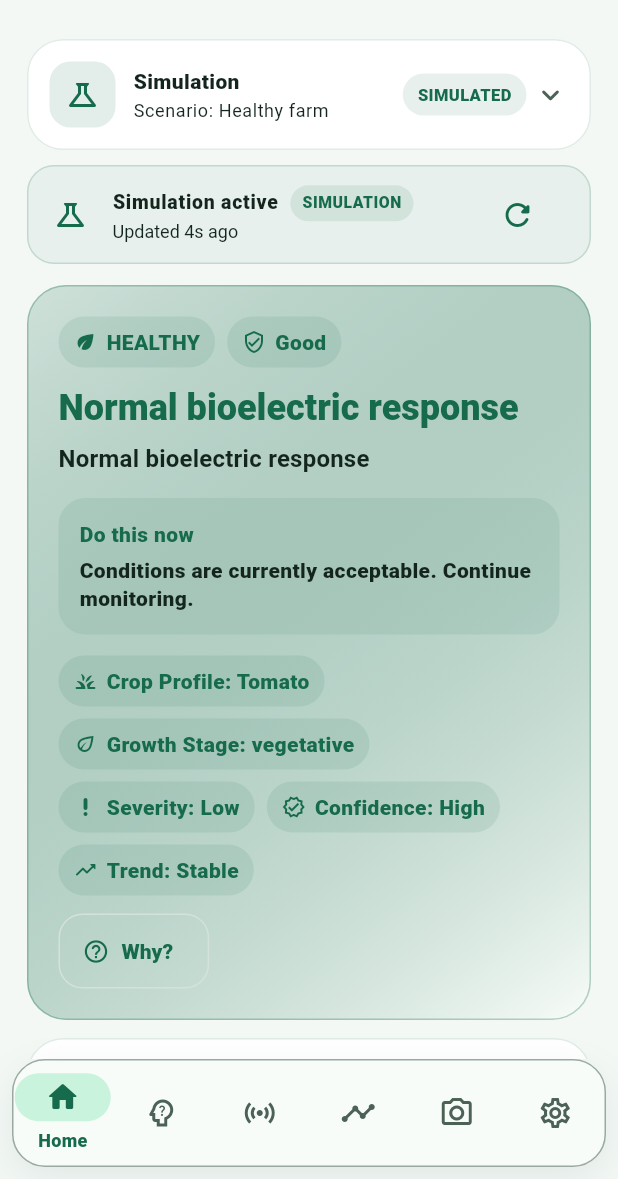
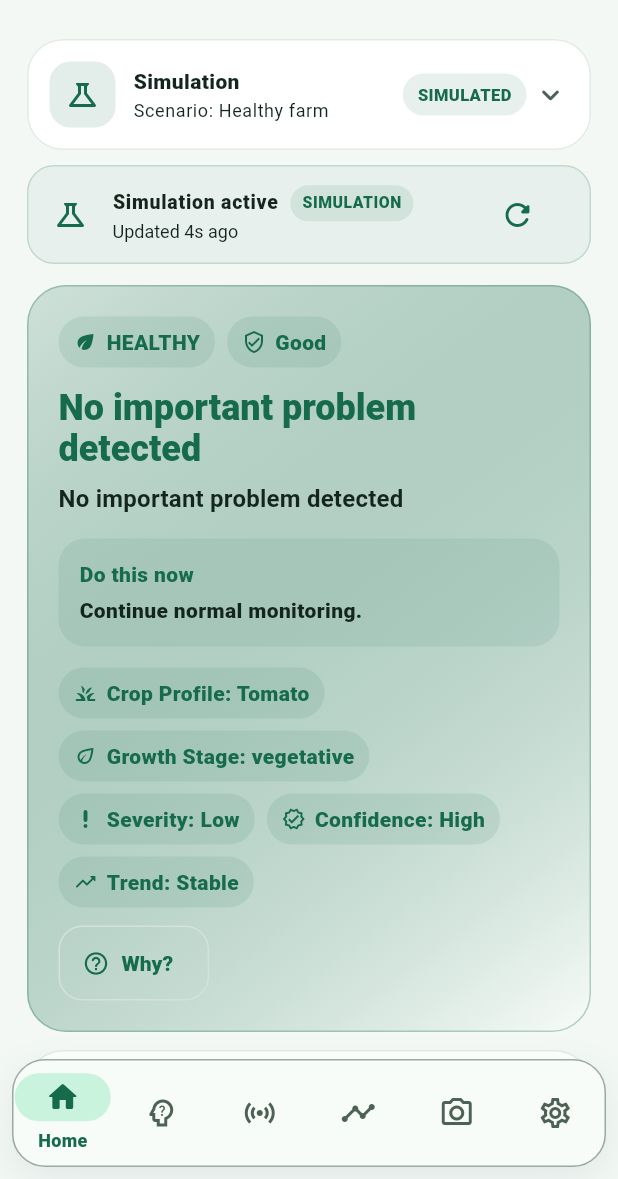
Before and after one commit to Harjeet8/VayPulse, a Flutter app: the screen it shows after launch, on a phone screen of 412 x 824 dp, the part 57-1236 px from its top. Run offline on Flutter 3.47's test engine with Material 3 defaults, Android fonts, the phone set to English and light mode, and no system bars; our stand-ins replace fl_chart, flutter_tts, geolocator, image_picker, shared_preferences; network calls fail.

Commit message:
Integrate final calibre and simulation upgrade

```diff
--- a/lib/screens/live_node_home_screen.dart
+++ b/lib/screens/live_node_home_screen.dart
@@ -12,6 +12,7 @@ import '../services/farmer_language.dart';
 import '../services/sensor_data_provider.dart';
 import '../widgets/data_source_card.dart';
 import '../widgets/biotic_stress_card.dart';
+import '../widgets/calibre_upgrade_panels.dart';
 import '../widgets/competition_intelligence_panels.dart';
 import '../widgets/page_frame.dart';
 import 'judge_view_screen.dart';
@@ -153,6 +154,15 @@ class LiveNodeHomeScreen extends StatelessWidget {
               _WhatChangedCard(edge: edge),
               const SizedBox(height: 12),
               CompetitionIntelligencePanels(
+                current: reading,
+                history: sensors.historyFor(reading.nodeId),
+                edge: edge,
+                telemetry: telemetry,
+                live: live,
+                connectionStatus: sensors.connectionStatus,
+              ),
+              const SizedBox(height: 12),
+              CalibreUpgradePanels(
                 current: reading,
                 history: sensors.historyFor(reading.nodeId),
                 edge: edge,
--- a/lib/simulation/simulated_sensor_provider.dart
+++ b/lib/simulation/simulated_sensor_provider.dart
@@ -2,11 +2,13 @@ import 'dart:async';
 import 'dart:math';
 
 import '../models/edge_intelligence.dart';
+import '../models/hardware_telemetry.dart';
 import '../models/sensor_node.dart';
 import '../models/sensor_reading.dart';
 import '../services/health_analysis_engine.dart';
 import '../services/sensor_data_provider.dart';
 import 'demo_mode.dart';
+import 'simulation_intelligence_v2.dart';
 
 class SimulationSensorProvider extends SensorDataProvider {
   final _controller = StreamController<SensorReading>.broadcast();
@@ -119,274 +121,28 @@ class SimulationSensorProvider extends SensorDataProvider {
     final history = _history[_selectedNodeId] ?? const <SensorReading>[];
     final crop = _selectedNodeId.startsWith('node-rice') ? 'Rice' : 'Tomato';
     final stage = _selectedNodeId.startsWith('node-rice') ? 'tillering' : 'vegetative';
-    final soilTrend = _trend(
-      history.length >= 2 ? history[history.length - 2].soilMoisture : reading.soilMoisture,
-      reading.soilMoisture,
+    return SimulationIntelligenceV2.build(
+      reading: reading,
+      history: history,
+      mode: _mode,
+      crop: crop,
+      growthStage: stage,
     );
-    final rootTrend = reading.soilTemperatureAvailable &&
-            reading.soilTemperature != null &&
-            history.length >= 2 &&
-            history[history.length - 2].soilTemperature != null
-        ? _trend(history[history.length - 2].soilTemperature!, reading.soilTemperature!)
-        : 'STABLE';
+  }
 
-    final cause = switch (_mode) {
-      DemoMode.dry => const RootCauseAnalysis(
-          primary: 'Root-zone moisture is low',
-          secondary: 'Soil moisture is falling',
-        ),
-      DemoMode.overwatered => const RootCauseAnalysis(
-          primary: 'Root-zone moisture is very high',
-          secondary: 'Leaves have remained wet',
-        ),
-      DemoMode.heatStress => const RootCauseAnalysis(
-          primary: 'Air temperature is high',
-          secondary: 'Water demand is increasing',
-        ),
-      DemoMode.critical => const RootCauseAnalysis(
-          primary: 'Heat and low soil moisture are occurring together',
-          secondary: 'Plant signal has moved away from its baseline',
-        ),
-      DemoMode.lowLight => const RootCauseAnalysis(primary: 'Light is low'),
-      DemoMode.sensorFault => const RootCauseAnalysis(
-          primary: 'Some sensor information is unavailable',
-        ),
-      _ => const RootCauseAnalysis(),
-    };
-
-    final recommendation = switch (_mode) {
-      DemoMode.dry => 'Check root-zone moisture and consider irrigation.',
-      DemoMode.overwatered => 'Avoid watering now and check drainage.',
-      DemoMode.heatStress => 'Reduce avoidable heat exposure and keep monitoring root-zone moisture.',
-      DemoMode.critical => 'Inspect the root zone now and reduce heat stress where practical.',
-      DemoMode.lowLight => 'Check shade or covering before changing field practice.',
-      DemoMode.sensorFault => 'Check the unavailable sensor while environmental monitoring continues.',
-      _ => 'Conditions are currently acceptable. Continue monitoring.',
-    };
-
-    final state = reading.healthScore >= 82
-        ? 'HEALTHY'
-        : reading.healthScore >= 65
-            ? 'WATCH'
-            : reading.healthScore >= 42
-                ? 'STRESSED'
-                : 'CRITICAL';
-    final sensorFault = _mode == DemoMode.sensorFault;
-    final vpd = _calculateVpd(reading.temperature, reading.humidity);
-    final dryingDemandState = vpd < 0.4
-        ? 'LOW'
-        : vpd < 1.5
-            ? 'OPTIMAL'
-            : vpd < 2.2
-                ? 'HIGH'
-                : 'HIGH_ATMOSPHERIC_DRYING_DEMAND';
-    final bioStressScore =
-        (100 - (reading.bioelectricStability ?? reading.plantSignal))
-            .clamp(0.0, 100.0)
-            .toDouble();
-    final bioState = sensorFault
-        ? 'SIGNAL_NOISY'
-        : bioStressScore >= 75
-            ? 'STRONG_STRESS_SIGNAL'
-            : bioStressScore >= 50
-                ? 'STRESS_SIGNAL'
-                : bioStressScore >= 25
-                    ? 'MILD_RESPONSE'
-                    : 'NORMAL';
-    final waterState = reading.soilMoisture < 20
-        ? 'VERY_DRY'
-        : reading.soilMoisture < 35
-            ? 'DRY'
-            : reading.soilMoisture > 86
-                ? 'VERY_WET'
-                : reading.soilMoisture > 75
-                    ? 'WET'
-                    : 'OPTIMAL';
-    final waterBalanceScore =
-        (100 - (reading.soilMoisture - 62).abs() * 1.65)
-            .clamp(0.0, 100.0)
-            .toDouble();
-
-    return EdgeIntelligence(
-      firmwareVersion: 'simulation-model',
-      capabilities: const FirmwareCapabilities(
-        edgeDecision: true,
-        plantState: true,
-        sensorConfidence: true,
-        trends: true,
-        rootCause: true,
-        recovery: true,
-        cropProfile: true,
-        growthStage: true,
-      ),
-      healthScore: reading.healthScore,
-      overallConfidence: _mode == DemoMode.sensorFault ? 62 : 90,
-      plantState: state,
-      farmerSummary: cause.primary,
-      recommendation: recommendation,
-      decisionExplanation: cause.primary == null
-          ? 'The simulated readings remain within the current crop profile.'
-          : '${cause.primary}. ${cause.secondary ?? ''}'.trim(),
-      generatedOnDevice: false,
-      degradedAnalysis: _mode == DemoMode.sensorFault,
-      degradedReason: _mode == DemoMode.sensorFault
-          ? 'Simulation scenario includes unavailable sensors.'
-          : null,
-      analysisQuality: sensorFault ? 'LOW_CONFIDENCE' : 'GOOD',
-      rootCause: cause,
-      recovery: const RecoveryInfo(active: false),
-      bioelectric: BioelectricIntelligence(
-        available: !sensorFault,
-        voltageMv: reading.plantVoltageMv,
-        baselineMv: reading.bioBaselineMv,
-        signedChangeMv: reading.bioDeviationMv,
-        deviationMv: reading.bioDeviationMv?.abs(),
-        normalizedDeviation: reading.bioBaselineMv == null ||
-                reading.bioBaselineMv == 0 ||
-                reading.bioDeviationMv == null
-            ? null
-            : reading.bioDeviationMv! / reading.bioBaselineMv! * 100,
-        noiseMv: reading.bioNoiseMv,
-        signalQuality: reading.bioSignalQuality,
-        signalQualityState: sensorFault ? 'SIGNAL_NOISY' : 'GOOD',
-        confidence: sensorFault ? 20 : 92,
-        trend: bioStressScore >= 25 ? 'RISING' : 'STABLE',
-        stressScore: bioStressScore,
-        stressState: bioState,
-        persistenceSeconds: bioStressScore >= 25 ? 36 : 0,
-        stressLoad: bioStressScore * 0.74,
-        stressLoadState: bioStressScore >= 50
-            ? 'PERSISTENT'
-            : bioStressScore >= 25
-                ? 'BUILDING'
-                : 'LOW',
-        baselineReady: !sensorFault,
-        baselineSamples: sensorFault ? 0 : 60,
-        baselineTarget: 60,
-        includedInFusion: !sensorFault,
-        interpretation: bioState,
-        corroborated: !sensorFault && bioStressScore >= 25,
-        corroboratedBy: !sensorFault && bioStressScore >= 25
-            ? <String>[
-                if (reading.soilMoisture < 35) 'soilMoisture',
-                if (vpd >= 1.5) 'vpd',
-                if (reading.soilTemperature != null &&
-                    reading.soilTemperature! >= 31)
-                  'rootTemperature',
-              ]
-            : const <String>[],
-        farmerResult: bioState,
-      ),
-      baseline: PlantBaselineInfo(
-        status: sensorFault ? 'UNAVAILABLE' : 'BASELINE_STABLE',
-        ready: !sensorFault,
-        learnedNormal: reading.bioBaselineMv,
-        deviation: reading.bioDeviationMv,
-      ),
-      stressEvidence: StressEvidence(
-        water: reading.soilMoisture < 35
-            ? (35 - reading.soilMoisture) * 2.4
-            : 0,
-        heat: reading.temperature > 30
-            ? (reading.temperature - 30) * 9
-            : 0,
-        rootZone: reading.soilTemperature != null &&
-                reading.soilTemperature! > 30
-            ? (reading.soilTemperature! - 30) * 10
-            : 0,
-        diseaseEnvironment: reading.diseaseRisk,
-        sensorFault: sensorFault ? 80 : 0,
-      ),
-      derivedEnvironment: DerivedEnvironmentInfo(
-        vpdKpa: vpd,
-        airDryingDemand: vpd,
-        vpdState: dryingDemandState,
-        dryingDemandState: dryingDemandState,
-      ),
-      waterBalance: sensorFault
-          ? const WaterBalanceInfo()
-          : WaterBalanceInfo(
-              state: waterState,
-              score: waterBalanceScore,
-              explanation: waterState,
-            ),
-      sensorConfidence: [
-        SensorConfidence(
-            channel: 'airTemperature',
-            percent: reading.temperatureAvailable ? 98 : 0,
-            valid: reading.temperatureAvailable),
-        SensorConfidence(
-            channel: 'humidity',
-            percent: reading.humidityAvailable ? 98 : 0,
-            valid: reading.humidityAvailable),
-        SensorConfidence(
-            channel: 'light',
-            percent: reading.lightAvailable ? 95 : 0,
-            valid: reading.lightAvailable),
-        SensorConfidence(
-            channel: 'soilMoisture',
-            percent: reading.soilMoistureAvailable ? 93 : 0,
-            valid: reading.soilMoistureAvailable),
-        SensorConfidence(
-            channel: 'rootTemperature',
-            percent: reading.soilTemperatureAvailable ? 97 : 0,
-            valid: reading.soilTemperatureAvailable),
-        SensorConfidence(
-            channel: 'leafWetness',
-            percent: reading.leafWetnessAvailable ? 91 : 0,
-            valid: reading.leafWetnessAvailable),
-        SensorConfidence(
-            channel: 'bioelectric',
-            percent: reading.plantSignalAvailable ? reading.bioSignalQuality : 0,
-            valid: reading.plantSignalAvailable),
-      ],
-      trends: [
-        SensorTrend(channel: 'soilMoisture', state: soilTrend),
-        SensorTrend(channel: 'rootTemperature', state: rootTrend),
-        const SensorTrend(channel: 'bioelectric', state: 'STABLE'),
-      ],
-      cropProfile: CropProfileInfo(
-        profile: crop,
-        growthStage: stage,
-        supportedProfiles: const [
-          'universal',
-          'tomato',
-          'hibiscus',
-          'rice',
-          'sugarcane',
-          'banana',
-          'eggplant',
-          'okra',
-          'maize',
-          'groundnut',
-        ],
-        supportedStages: const [
-          'general',
-          'young',
-          'vegetative',
-          'flowering',
-          'fruiting',
-          'mature',
-        ],
-        switchable: false,
-      ),
-      diseaseRiskScore: reading.diseaseRisk,
-      diseaseRiskLevel: reading.diseaseRisk == null
-          ? null
-          : reading.diseaseRisk! >= 70
-              ? 'HIGH'
-              : reading.diseaseRisk! >= 40
-                  ? 'MODERATE'
-                  : 'LOW',
-      activeSensorChannels: <String>[
-        'airTemperature',
-        'humidity',
-        'light',
-        if (reading.soilMoistureAvailable) 'soilMoisture',
-        if (reading.soilTemperatureAvailable) 'rootTemperature',
-        if (reading.leafWetnessAvailable) 'leafWetness',
-        if (reading.plantSignalAvailable) 'bioelectric',
-      ],
+  @override
+  HardwareTelemetry? get hardwareTelemetry {
+    final reading = current;
+    if (reading == null) return null;
+    final history = _history[_selectedNodeId] ?? const <SensorReading>[];
+    final crop = _selectedNodeId.startsWith('node-rice') ? 'Rice' : 'Tomato';
+    final stage = _selectedNodeId.startsWith('node-rice') ? 'tillering' : 'vegetative';
+    return SimulationIntelligenceV2.buildTelemetry(
+      reading: reading,
+      history: history,
+      mode: _mode,
+      crop: crop,
+      growthStage: stage,
     );
   }
 
@@ -465,8 +221,12 @@ class SimulationSensorProvider extends SensorDataProvider {
 
     final leafWetness = switch (_mode) {
       DemoMode.overwatered => (82 + noise(5)).clamp(0, 100).toDouble(),
+      DemoMode.bioticRisk => (90 + noise(4)).clamp(0, 100).toDouble(),
+      DemoMode.recovery => (30 + noise(5)).clamp(0, 100).toDouble(),
       DemoMode.lowLight => (52 + noise(7)).clamp(0, 100).toDouble(),
       DemoMode.critical => (68 + noise(8)).clamp(0, 100).toDouble(),
+      DemoMode.atmosphericDrying => (8 + noise(4)).clamp(0, 100).toDouble(),
+      DemoMode.bioResponse => (18 + noise(5)).clamp(0, 100).toDouble(),
       _ => (14 + _max(0, humidity - 70) * 0.7 + noise(5))
           .clamp(0, 100)
           .toDouble(),
@@ -474,14 +234,22 @@ class SimulationSensorProvider extends SensorDataProvider {
     final wetSeconds = leafWetness >= 60
         ? switch (_mode) {
             DemoMode.overwatered => 5.5 * 3600,
+            DemoMode.bioticRisk => 9.0 * 3600,
             DemoMode.critical => 8.0 * 3600,
+            DemoMode.recovery => 1.0 * 3600,
             _ => 1.2 * 3600,
           }
         : 0.0;
 
     final bioStability = switch (_mode) {
-      DemoMode.critical => (42 + noise(8)).clamp(0, 100).toDouble(),
-      DemoMode.dry => (68 + noise(6)).clamp(0, 100).toDouble(),
+      DemoMode.baselineLearning => (96 + noise(2)).clamp(0, 100).toDouble(),
+      DemoMode.atmosphericDrying => (63 + noise(5)).clamp(0, 100).toDouble(),
+      DemoMode.heatStress => (57 + noise(6)).clamp(0, 100).toDouble(),
+      DemoMode.bioResponse => (43 + noise(6)).clamp(0, 100).toDouble(),
+      DemoMode.recovery => (80 + noise(4)).clamp(0, 100).toDouble(),
+      DemoMode.bioticRisk => (56 + noise(6)).clamp(0, 100).toDouble(),
+      DemoMode.critical => (38 + noise(8)).clamp(0, 100).toDouble(),
+      DemoMode.dry => (64 + noise(6)).clamp(0, 100).toDouble(),
       _ => (90 + noise(5)).clamp(0, 100).toDouble(),
     };
     const baselineMv = 1500.0;
@@ -503,6 +271,12 @@ class SimulationSensorProvider extends SensorDataProvider {
       healthScore: 75,
       stressScore: 25,
       healthStatus: 'starting',
+      analysisOrigin: 'simulation',
+      recoveryActive: _mode == DemoMode.recovery,
+      vpdKpa: _calculateVpd(temperature, humidity),
+      bioticState: _mode == DemoMode.bioticRisk
+          ? 'POSSIBLE_BIOTIC_STRESS'
+          : 'NONE',
       soilRaw: (3200 - soil * 18.5).round().clamp(0, 4095).toInt(),
       leafRaw: (3900 - leafWetness * 27).round().clamp(0, 4095).toInt(),
       soilCalibrated: true,
@@ -510,12 +284,18 @@ class SimulationSensorProvider extends SensorDataProvider {
       daytime: daytime,
       leafWetDurationSeconds: wetSeconds,
       recentWetExposureSeconds: wetSeconds,
-      bioBaselineReady: true,
-      bioBaselineSamples: 60,
+      bioBaselineReady:
+          !sensorFault && _mode != DemoMode.baselineLearning,
+      bioBaselineSamples:
+          _mode == DemoMode.baselineLearning ? 28 : 60,
       bioBaselineMv: baselineMv,
       bioDeviationMv: plantVoltageMv - baselineMv,
       bioNoiseMv: 2.2,
-      bioSignalQuality: sensorFault ? 20 : 93,
+      bioSignalQuality: sensorFault
+          ? 20
+          : _mode == DemoMode.baselineLearning
+              ? 88
+              : 93,
       bioelectricStability: bioStability,
       soilMoistureAvailable: !sensorFault,
       temperatureAvailable: true,
--- a/lib/widgets/calibre_upgrade_panels.dart
+++ b/lib/widgets/calibre_upgrade_panels.dart
@@ -168,7 +168,6 @@ class DigitalPlantTwinCard extends StatelessWidget {
                     painter: _TwinFieldPainter(
                       stress: stress,
                       accent: accent,
-                      surface: colors.surfaceContainerHighest,
                     ),
                   ),
                 ),
@@ -647,7 +646,7 @@ class ConfidenceDecompositionCard extends StatelessWidget {
         ? 0.0
         : edge?.bioelectric.confidence ?? current.bioSignalQuality;
     final persistenceSeconds = edge?.bioelectric.persistenceSeconds ?? 0;
-    final persistenceSupport = math.min(100.0, persistenceSeconds / 90 * 100);
+    final persistenceSupport = math.min(100.0, persistenceSeconds / 90 * 100).toDouble();
     final finalConfidence = edge?.overallConfidence ?? current.analysisConfidence;
 
     return Column(
@@ -717,7 +716,7 @@ class _DecisionReplayCardState extends State<DecisionReplayCard> {
   @override
   Widget build(BuildContext context) {
     final snapshots = _snapshots;
-    final index = (snapshots.length - 1 - _offset).clamp(0, snapshots.length - 1);
+    final index = (snapshots.length - 1 - _offset).clamp(0, snapshots.length - 1).toInt();
     final reading = snapshots[index];
     final maxOffset = math.max(0, snapshots.length - 1);
     final finding = reading.primaryRootCause ?? 'Historical root-cause text was not stored in this snapshot.';
@@ -1252,12 +1251,10 @@ class _TwinBadge extends StatelessWidget {
 class _TwinFieldPainter extends CustomPainter {
   final double stress;
   final Color accent;
-  final Color surface;
 
   const _TwinFieldPainter({
     required this.stress,
     required this.accent,
-    required this.surface,
   });
 
   @override
@@ -1360,7 +1357,7 @@ class _ReasoningBlock extends StatelessWidget {
             ],
           ),
           const SizedBox(height: 8),
-          Text(body, style: const TextStyle(height: 1.4, fontWeight: FontWeight.w650)),
+          Text(body, style: const TextStyle(height: 1.4, fontWeight: FontWeight.w700)),
           const SizedBox(height: 9),
           Text(footnote, style: Theme.of(context).textTheme.bodySmall?.copyWith(fontStyle: FontStyle.italic)),
         ],
```
